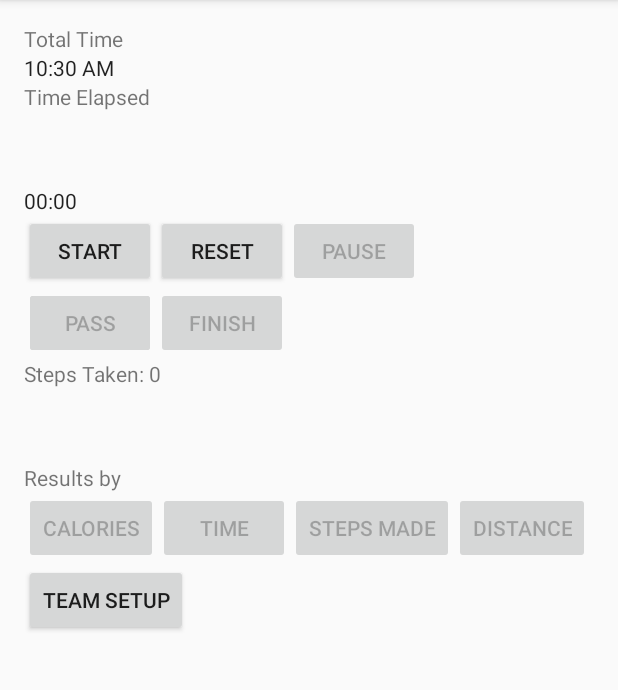
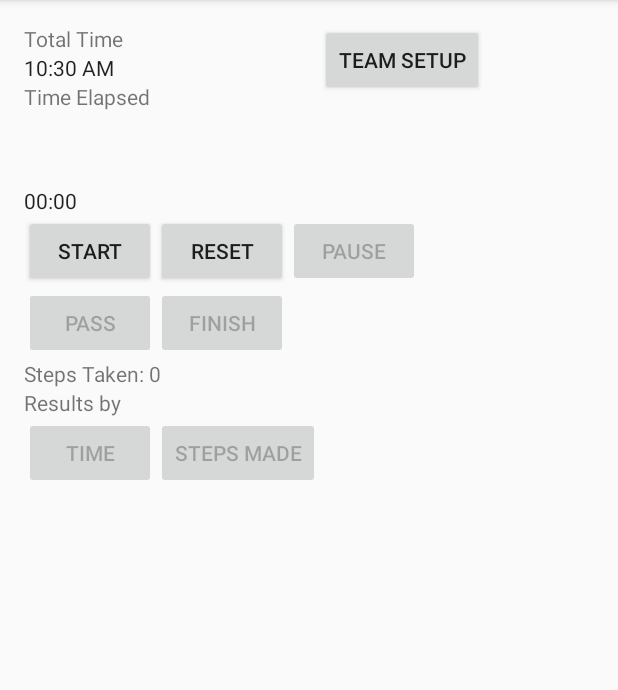
Before and after one commit to SuperBigL/AndroidFinalProject1, an Android app: the FinalProjectActivity screen opened directly, with no data from a screen before it, on a phone screen of 412 x 824 dp, the part 84-774 px from its top. Run offline under Robolectric (Android 15) with nearby library versions, the phone set to English and light mode, and no system bars.

```diff
--- a/app/src/main/AndroidManifest.xml
+++ b/app/src/main/AndroidManifest.xml
@@ -23,8 +23,6 @@
             </intent-filter>
         </activity>
         <activity android:name=".FinalProjectActivity" />
-        <activity android:name=".CaloriesGraph" />
-        <activity android:name=".DistanceGraph" />
         <activity android:name=".StepsGraph" />
         <activity android:name=".TimesGraph" />
     </application>
--- a/app/src/main/res/layout/content_final_project.xml
+++ b/app/src/main/res/layout/content_final_project.xml
@@ -116,25 +116,14 @@
         android:text="Results by"
         android:layout_below="@id/countlabel"
         android:id="@+id/resultstext"
-        android:textAlignment="gravity"
-        android:paddingTop="50dp" />
+        android:textAlignment="gravity" />
 
-
-    <Button
-        android:layout_width="wrap_content"
-        android:layout_height="wrap_content"
-        android:id="@+id/viewbycalories"
-        android:text="Calories"
-        android:layout_below="@id/resultstext"
-        android:layout_toRightOf="@id/viewbycalories"
-        android:onClick="onClick" />
 
     <Button
         android:layout_width="wrap_content"
         android:layout_height="wrap_content"
         android:id="@+id/viewbytime"
         android:text="Time"
-        android:layout_toRightOf="@id/viewbycalories"
         android:layout_below="@id/resultstext"
         android:onClick="onClick" />
 
@@ -153,15 +142,7 @@
         android:layout_height="wrap_content"
         android:id="@+id/teamsetup"
         android:text="Team Setup"
-        android:layout_below="@id/viewbysteps" />
-
-    <Button
-        android:layout_width="wrap_content"
-        android:layout_height="wrap_content"
-        android:id="@+id/viewbydistance"
-        android:text="Distance"
-        android:layout_toRightOf="@id/viewbysteps"
-        android:layout_below="@id/resultstext" />
+        android:layout_toRightOf="@id/viewbysteps" />
 
 
     <TextView
```
Also changed, not shown: app/src/main/java/leban/nait/ca/finalproject/CaloriesGraph.java (deleted, +0 -11 lines), app/src/main/java/leban/nait/ca/finalproject/DistanceGraph.java (deleted, +0 -10 lines), app/src/main/java/leban/nait/ca/finalproject/FinalProjectActivity.java (+14 -26 lines), app/src/main/java/leban/nait/ca/finalproject/GraphResults.java (deleted, +0 -35 lines).
